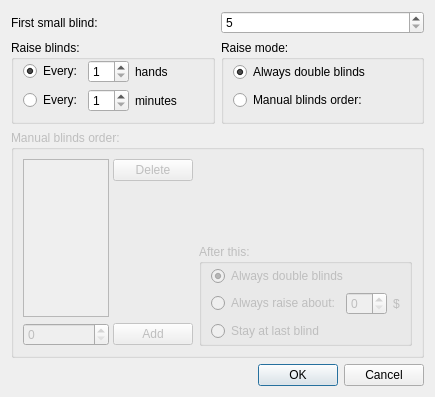
The window that src/gui/qt/changecompleteblindsdialog.ui (pokerth/pokerth) describes before a commit, drawn with Qt 5.
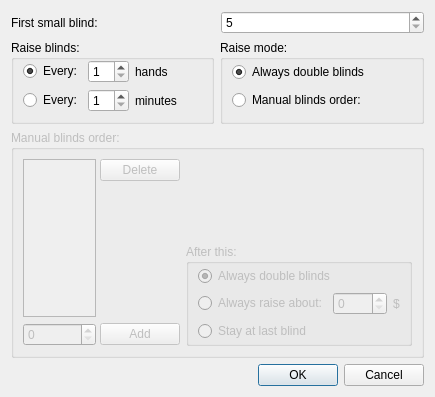
The same window after the commit.

```diff
--- a/src/gui/qt/changecompleteblindsdialog.ui
+++ b/src/gui/qt/changecompleteblindsdialog.ui
@@ -242,7 +242,11 @@
             </widget>
            </item>
            <item>
-            <widget class="QSpinBox" name="spinBox_afterThisAlwaysRaiseValue" />
+            <widget class="QSpinBox" name="spinBox_afterThisAlwaysRaiseValue" >
+             <property name="maximum" >
+              <number>9999</number>
+             </property>
+            </widget>
            </item>
            <item>
             <widget class="QLabel" name="label" >
```
